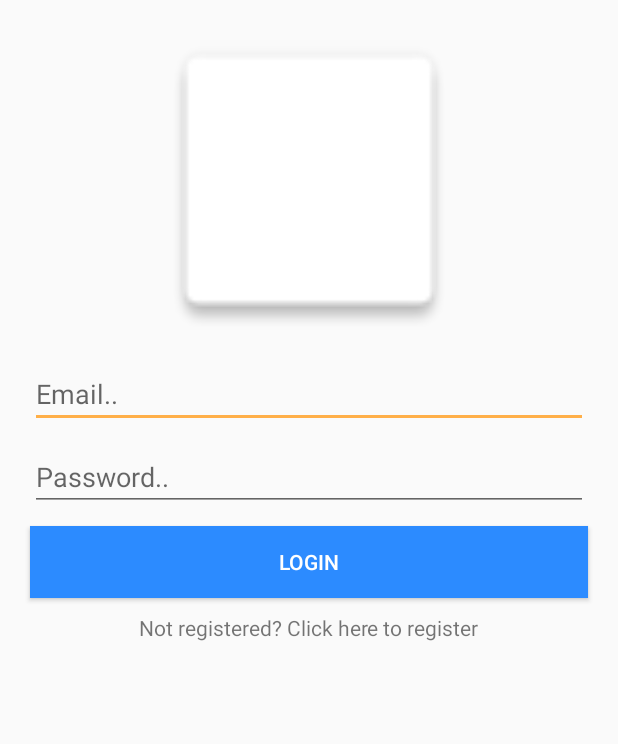
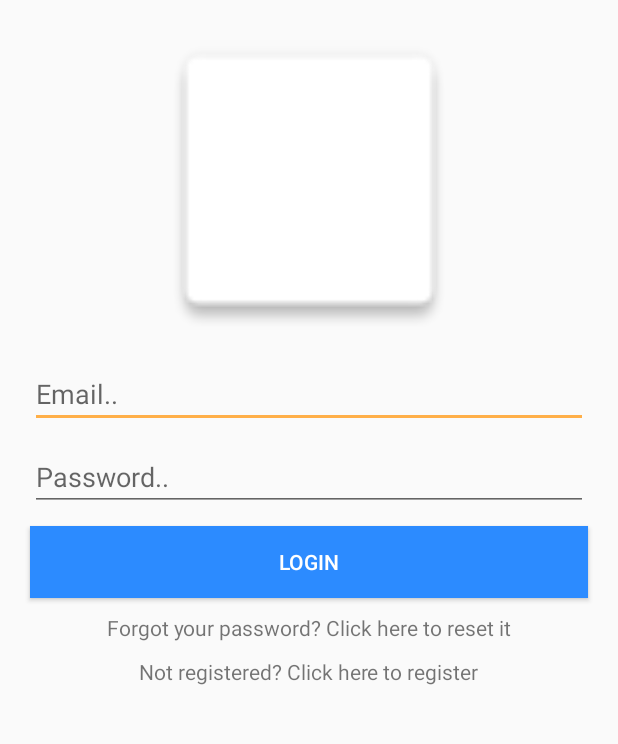
Before and after one commit to frogitecture/Authenticated-Goose, an Android app: the layout fragment_login.xml on its own in the app's theme, with its tools: preview values and no code run, on a phone screen of 412 x 824 dp, the part 132-876 px from its top. Run offline under Robolectric (Android 15) with nearby library versions, the phone set to English and light mode, and no system bars.

Commit message:
Reset password email can now be sent

```diff
--- a/app/src/main/java/com/hallucind/authenticatedgoosetest/MainActivity.java
+++ b/app/src/main/java/com/hallucind/authenticatedgoosetest/MainActivity.java
@@ -54,6 +54,7 @@ public class MainActivity extends AppCompatActivity implements FirebaseListener,
         if (firebaseAuth.getCurrentUser() == null) {
             finish();
             startActivity(new Intent(this, AuthActivity.class));
+            return;
         } else {
             firebaseUser = firebaseAuth.getCurrentUser();
         }
--- a/app/src/main/res/layout/fragment_login.xml
+++ b/app/src/main/res/layout/fragment_login.xml
@@ -58,10 +58,21 @@
         android:layout_marginEnd="20dp" />
 
     <TextView
+        android:id="@+id/forgot_password_txt"
+        android:layout_width="wrap_content"
+        android:layout_height="wrap_content"
+        android:layout_below="@id/login_btn"
+        android:layout_marginTop="10dp"
+        android:text="Forgot your password? Click here to reset it"
+        android:clickable="true"
+        android:focusable="true"
+        android:layout_centerHorizontal="true"/>
+
+    <TextView
         android:id="@+id/not_registered_txt"
         android:layout_width="wrap_content"
         android:layout_height="wrap_content"
-        android:layout_below="@id/login_btn"
+        android:layout_below="@id/forgot_password_txt"
         android:layout_marginTop="10dp"
         android:text="Not registered? Click here to register"
         android:clickable="true"
```
Also changed, not shown: app/src/main/java/com/hallucind/authenticatedgoosetest/AuthActivity.java (+23 -1 lines), app/src/main/java/com/hallucind/authenticatedgoosetest/DialogFragments/ResetPasswordDialog.java (added, +59 -0 lines), app/src/main/java/com/hallucind/authenticatedgoosetest/Fragments/LoginFragment.java (+12 -0 lines), app/src/main/res/layout/dialog_reset_password.xml (added, +18 -0 lines).
